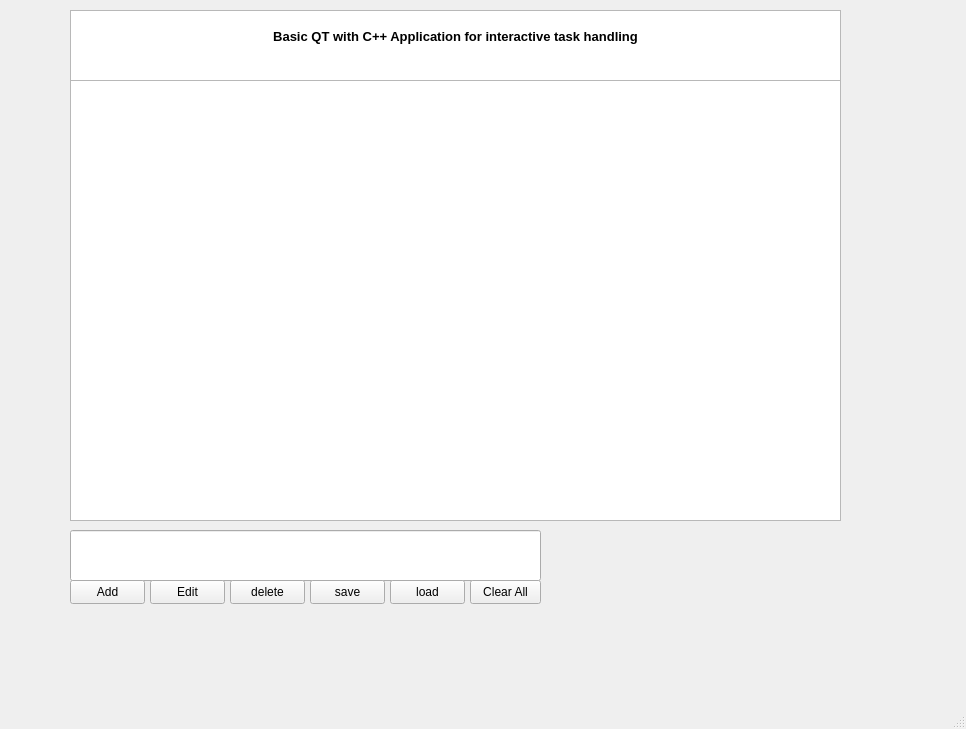
Before: the Qt Designer form mainwindow.ui in A-Qadeer542/TaskManagerApp, drawn with Qt 5.
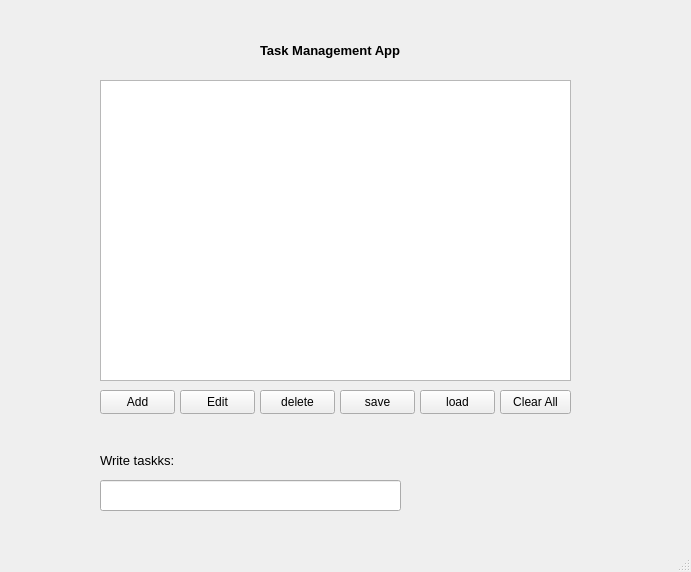
After: the same form once the commit is applied.

The edit to the form file:
```diff
--- a/mainwindow.ui
+++ b/mainwindow.ui
@@ -6,8 +6,8 @@
    <rect>
     <x>0</x>
     <y>0</y>
-    <width>966</width>
-    <height>729</height>
+    <width>691</width>
+    <height>572</height>
    </rect>
   </property>
   <property name="windowTitle">
@@ -17,28 +17,28 @@
    <widget class="QListWidget" name="taskList">
     <property name="geometry">
      <rect>
-      <x>70</x>
+      <x>100</x>
       <y>80</y>
-      <width>771</width>
-      <height>441</height>
-     </rect>
-    </property>
-   </widget>
-   <widget class="QLineEdit" name="taskInput">
-    <property name="geometry">
-     <rect>
-      <x>70</x>
-      <y>530</y>
       <width>471</width>
-      <height>51</height>
+      <height>301</height>
+     </rect>
+    </property>
+   </widget>
+   <widget class="QLineEdit" name="taskInput">
+    <property name="geometry">
+     <rect>
+      <x>100</x>
+      <y>480</y>
+      <width>301</width>
+      <height>31</height>
      </rect>
     </property>
    </widget>
    <widget class="QPushButton" name="addButton">
     <property name="geometry">
      <rect>
-      <x>70</x>
-      <y>580</y>
+      <x>100</x>
+      <y>390</y>
       <width>75</width>
       <height>24</height>
      </rect>
@@ -50,8 +50,8 @@
    <widget class="QPushButton" name="editButton">
     <property name="geometry">
      <rect>
-      <x>150</x>
-      <y>580</y>
+      <x>180</x>
+      <y>390</y>
       <width>75</width>
       <height>24</height>
      </rect>
@@ -63,8 +63,8 @@
    <widget class="QPushButton" name="deleteButton">
     <property name="geometry">
      <rect>
-      <x>230</x>
-      <y>580</y>
+      <x>260</x>
+      <y>390</y>
       <width>75</width>
       <height>24</height>
      </rect>
@@ -76,8 +76,8 @@
    <widget class="QPushButton" name="saveButton">
     <property name="geometry">
      <rect>
-      <x>310</x>
-      <y>580</y>
+      <x>340</x>
+      <y>390</y>
       <width>75</width>
       <height>24</height>
      </rect>
@@ -89,8 +89,8 @@
    <widget class="QPushButton" name="loadButton">
     <property name="geometry">
      <rect>
-      <x>390</x>
-      <y>580</y>
+      <x>420</x>
+      <y>390</y>
       <width>75</width>
       <height>24</height>
      </rect>
@@ -102,8 +102,8 @@
    <widget class="QPushButton" name="clearAllButton">
     <property name="geometry">
      <rect>
-      <x>470</x>
-      <y>580</y>
+      <x>500</x>
+      <y>390</y>
       <width>71</width>
       <height>24</height>
      </rect>
@@ -112,25 +112,48 @@
      <string>Clear All</string>
     </property>
    </widget>
-   <widget class="QTextEdit" name="textEdit">
+   <widget class="QLabel" name="label">
     <property name="geometry">
      <rect>
-      <x>70</x>
-      <y>10</y>
-      <width>771</width>
-      <height>71</height>
+      <x>260</x>
+      <y>40</y>
+      <width>141</width>
+      <height>20</height>
      </rect>
     </property>
-    <property name="html">
-     <string>&lt;!DOCTYPE HTML PUBLIC &quot;-//W3C//DTD HTML 4.0//EN&quot; &quot;http://www.w3.org/TR/REC-html40/strict.dtd&quot;&gt;
-&lt;html&gt;&lt;head&gt;&lt;meta name=&quot;qrichtext&quot; content=&quot;1&quot; /&gt;&lt;meta charset=&quot;utf-8&quot; /&gt;&lt;style type=&quot;text/css&quot;&gt;
-p, li { white-space: pre-wrap; }
-hr { height: 1px; border-width: 0; }
-li.unchecked::marker { content: &quot;\2610&quot;; }
-li.checked::marker { content: &quot;\2612&quot;; }
-&lt;/style&gt;&lt;/head&gt;&lt;body style=&quot; font-family:'Segoe UI'; font-size:9pt; font-weight:400; font-style:normal;&quot;&gt;
-&lt;p align=&quot;center&quot; style=&quot;-qt-paragraph-type:empty; margin-top:0px; margin-bottom:0px; margin-left:0px; margin-right:0px; -qt-block-indent:0; text-indent:0px;&quot;&gt;&lt;br /&gt;&lt;/p&gt;
-&lt;p align=&quot;center&quot; style=&quot; margin-top:0px; margin-bottom:0px; margin-left:0px; margin-right:0px; -qt-block-indent:0; text-indent:0px;&quot;&gt;&lt;span style=&quot; font-size:10pt; font-weight:700;&quot;&gt;Basic QT with C++ Application for interactive task handling&lt;/span&gt;&lt;/p&gt;&lt;/body&gt;&lt;/html&gt;</string>
+    <property name="sizePolicy">
+     <sizepolicy hsizetype="Expanding" vsizetype="Fixed">
+      <horstretch>0</horstretch>
+      <verstretch>0</verstretch>
+     </sizepolicy>
+    </property>
+    <property name="font">
+     <font>
+      <pointsize>10</pointsize>
+      <bold>true</bold>
+     </font>
+    </property>
+    <property name="text">
+     <string>Task Management App</string>
+    </property>
+   </widget>
+   <widget class="QLabel" name="label_2">
+    <property name="geometry">
+     <rect>
+      <x>100</x>
+      <y>450</y>
+      <width>101</width>
+      <height>20</height>
+     </rect>
+    </property>
+    <property name="font">
+     <font>
+      <pointsize>10</pointsize>
+      <bold>false</bold>
+     </font>
+    </property>
+    <property name="text">
+     <string>Write taskks: </string>
     </property>
    </widget>
   </widget>
```
